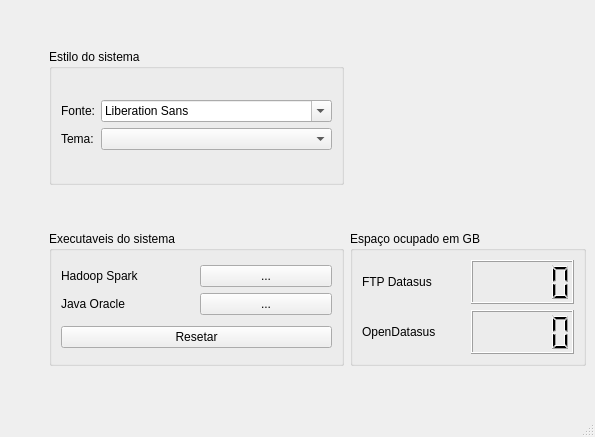
First picture: the form in layouts/config.ui, repository rodriguesmsb/pyBIS, before the edit.
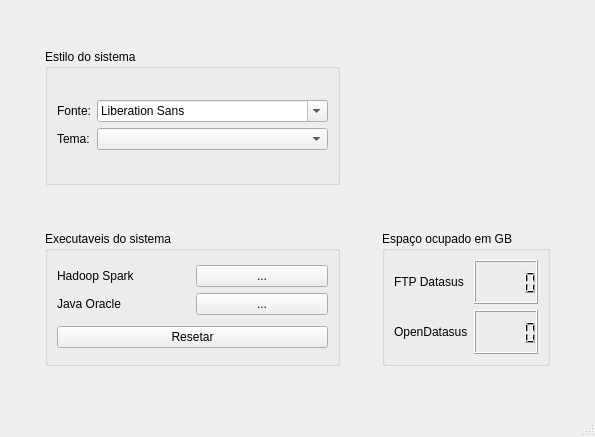
Second picture: the form after the edit. Icons and pictures are not drawn.

Commit message: adicionado qroundbar no layout

```diff
--- a/layouts/config.ui
+++ b/layouts/config.ui
@@ -19,7 +19,91 @@
   </property>
   <widget class="QWidget" name="centralwidget">
    <layout class="QGridLayout" name="gridLayout">
-    <item row="1" column="3">
+    <item row="2" column="1">
+     <spacer name="verticalSpacer_2">
+      <property name="orientation">
+       <enum>Qt::Vertical</enum>
+      </property>
+      <property name="sizeType">
+       <enum>QSizePolicy::Preferred</enum>
+      </property>
+      <property name="sizeHint" stdset="0">
+       <size>
+        <width>20</width>
+        <height>40</height>
+       </size>
+      </property>
+     </spacer>
+    </item>
+    <item row="4" column="1">
+     <spacer name="verticalSpacer">
+      <property name="orientation">
+       <enum>Qt::Vertical</enum>
+      </property>
+      <property name="sizeType">
+       <enum>QSizePolicy::Preferred</enum>
+      </property>
+      <property name="sizeHint" stdset="0">
+       <size>
+        <width>20</width>
+        <height>40</height>
+       </size>
+      </property>
+     </spacer>
+    </item>
+    <item row="3" column="4">
+     <widget class="QGroupBox" name="groupBox_3">
+      <property name="title">
+       <string>Espaço ocupado em GB</string>
+      </property>
+      <layout class="QGridLayout" name="gridLayout_3">
+       <item row="0" column="0">
+        <layout class="QGridLayout" name="gridLayout_2">
+         <item row="0" column="1">
+          <widget class="QLCDNumber" name="lcdNumber"/>
+         </item>
+         <item row="0" column="0">
+          <widget class="QLabel" name="label">
+           <property name="text">
+            <string>FTP Datasus</string>
+           </property>
+          </widget>
+         </item>
+         <item row="1" column="0">
+          <widget class="QLabel" name="label_2">
+           <property name="text">
+            <string>OpenDatasus</string>
+           </property>
+          </widget>
+         </item>
+         <item row="1" column="1">
+          <widget class="QLCDNumber" name="lcdNumber_2"/>
+         </item>
+        </layout>
+       </item>
+      </layout>
+     </widget>
+    </item>
+    <item row="0" column="1">
+     <spacer name="verticalSpacer_4">
+      <property name="orientation">
+       <enum>Qt::Vertical</enum>
+      </property>
+      <property name="sizeType">
+       <enum>QSizePolicy::Preferred</enum>
+      </property>
+      <property name="sizeHint" stdset="0">
+       <size>
+        <width>20</width>
+        <height>40</height>
+       </size>
+      </property>
+     </spacer>
+    </item>
+    <item row="1" column="4">
+     <layout class="QVBoxLayout" name="verticalLayout_7"/>
+    </item>
+    <item row="1" column="5">
      <spacer name="horizontalSpacer_3">
       <property name="orientation">
        <enum>Qt::Horizontal</enum>
@@ -161,18 +245,18 @@
       </layout>
      </widget>
     </item>
-    <item row="2" column="1">
-     <spacer name="verticalSpacer_2">
+    <item row="1" column="3">
+     <spacer name="horizontalSpacer_2">
       <property name="orientation">
-       <enum>Qt::Vertical</enum>
+       <enum>Qt::Horizontal</enum>
       </property>
       <property name="sizeType">
        <enum>QSizePolicy::Preferred</enum>
       </property>
       <property name="sizeHint" stdset="0">
        <size>
-        <width>20</width>
-        <height>40</height>
+        <width>40</width>
+        <height>20</height>
        </size>
       </property>
      </spacer>
@@ -193,39 +277,6 @@
       </property>
      </spacer>
     </item>
-    <item row="3" column="3">
-     <widget class="QGroupBox" name="groupBox_3">
-      <property name="title">
-       <string>Espaço ocupado em GB</string>
-      </property>
-      <layout class="QGridLayout" name="gridLayout_3">
-       <item row="0" column="0">
-        <layout class="QGridLayout" name="gridLayout_2">
-         <item row="0" column="1">
-          <widget class="QLCDNumber" name="lcdNumber"/>
-         </item>
-         <item row="0" column="0">
-          <widget class="QLabel" name="label">
-           <property name="text">
-            <string>FTP Datasus</string>
-           </property>
-          </widget>
-         </item>
-         <item row="1" column="0">
-          <widget class="QLabel" name="label_2">
-           <property name="text">
-            <string>OpenDatasus</string>
-           </property>
-          </widget>
-         </item>
-         <item row="1" column="1">
-          <widget class="QLCDNumber" name="lcdNumber_2"/>
-         </item>
-        </layout>
-       </item>
-      </layout>
-     </widget>
-    </item>
    </layout>
   </widget>
   <widget class="QStatusBar" name="statusbar"/>
```
Left out of the diff: 45 changed lines with no effect on the pictures.
